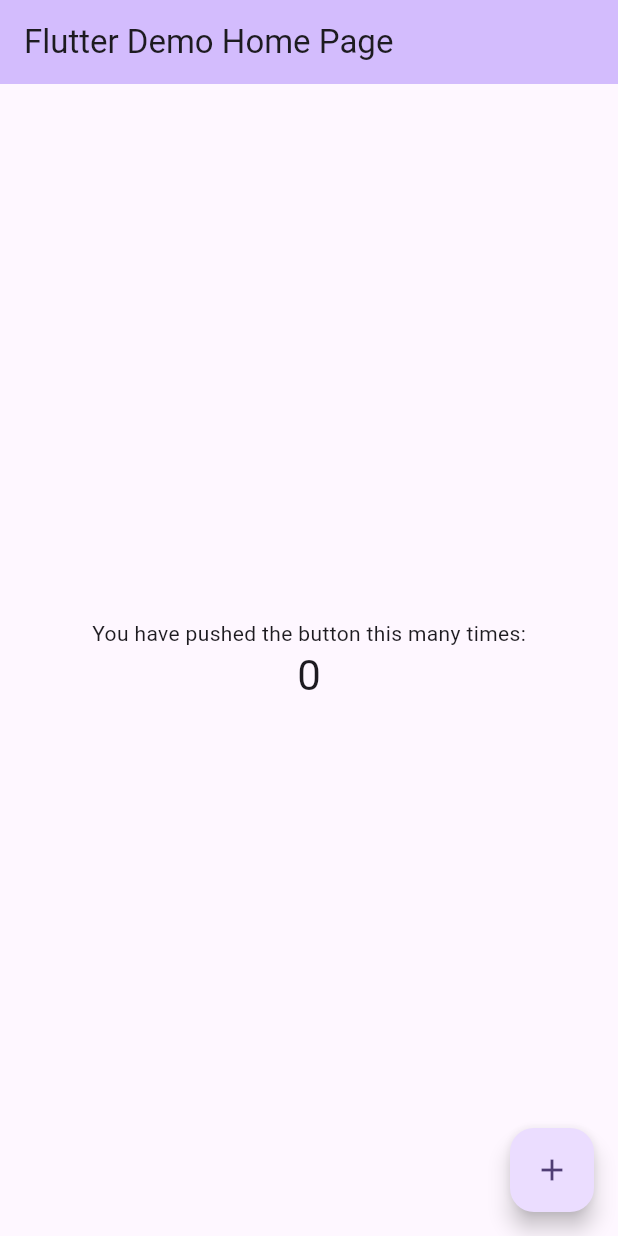
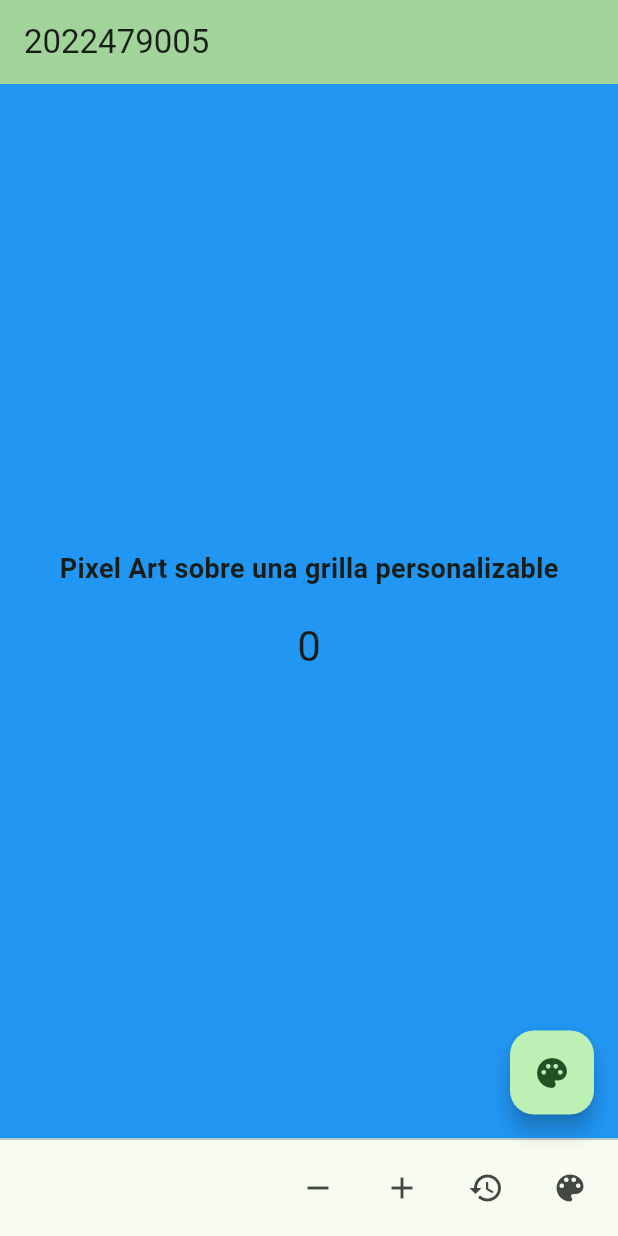
Before and after one commit to Infinite2003/3479A321_2022479005, a Flutter app: the screen it shows after launch, on a phone screen of 412 x 824 dp. Run offline on Flutter 3.47's test engine with Material 3 defaults, Android fonts, the phone set to English and light mode, and no system bars.

Commit message:
Version con funciones solicitadas

```diff
--- a/lib/main.dart
+++ b/lib/main.dart
@@ -11,41 +11,19 @@ class MyApp extends StatelessWidget {
   @override
   Widget build(BuildContext context) {
     return MaterialApp(
-      title: 'Flutter Demo',
+      title: 'Flutter Taller 2',
       theme: ThemeData(
-        // This is the theme of your application.
-        //
-        // TRY THIS: Try running your application with "flutter run". You'll see
-        // the application has a purple toolbar. Then, without quitting the app,
-        // try changing the seedColor in the colorScheme below to Colors.green
-        // and then invoke "hot reload" (save your changes or press the "hot
-        // reload" button in a Flutter-supported IDE, or press "r" if you used
-        // the command line to start the app).
-        //
-        // Notice that the counter didn't reset back to zero; the application
-        // state is not lost during the reload. To reset the state, use hot
-        // restart instead.
-        //
-        // This works for code too, not just values: Most code changes can be
-        // tested with just a hot reload.
-        colorScheme: ColorScheme.fromSeed(seedColor: Colors.deepPurple),
+        //Cambio de color principal al tema
+        colorScheme: ColorScheme.fromSeed(seedColor: Colors.green),
       ),
-      home: const MyHomePage(title: 'Flutter Demo Home Page'),
+      //Cambie el titulo por mi numero de matricula
+      home: const MyHomePage(title: '2022479005'),
     );
   }
 }
 
 class MyHomePage extends StatefulWidget {
   const MyHomePage({super.key, required this.title});
-
-  // This widget is the home page of your application. It is stateful, meaning
-  // that it has a State object (defined below) that contains fields that affect
-  // how it looks.
-
-  // This class is the configuration for the state. It holds the values (in this
-  // case the title) provided by the parent (in this case the App widget) and
-  // used by the build method of the State. Fields in a Widget subclass are
-  // always marked "final".
 
   final String title;
 
@@ -55,56 +33,74 @@ class MyHomePage extends StatefulWidget {
 
 class _MyHomePageState extends State<MyHomePage> {
   int _counter = 0;
+  final int _defaultValue = 0;
+  Color _customeColor = Colors.blue;
 
+  //Sumar
   void _incrementCounter() {
     setState(() {
-      // This call to setState tells the Flutter framework that something has
-      // changed in this State, which causes it to rerun the build method below
-      // so that the display can reflect the updated values. If we changed
-      // _counter without calling setState(), then the build method would not be
-      // called again, and so nothing would appear to happen.
+
       _counter++;
     });
   }
 
+  //Restar
+  void _decrementCounter(){
+
+    setState(() {
+
+      _counter--;
+    });
+  }
+
+  //Restaurar
+  void _resetCounter(){
+
+    setState(() {
+
+      _counter = _defaultValue;
+    });
+  }
+
+  //Cambiar Color
+  void _changeColor(){
+
+    setState(() {
+      _customeColor = _customeColor == Colors.blue ? Colors.red : Colors.blue;
+    });
+  }
+
+  //Botones
+  List<Widget> _buildFooterButtons(){
+
+    return[
+      IconButton(onPressed: _decrementCounter, icon: const Icon(Icons.remove)),
+      IconButton(onPressed: _incrementCounter, icon: const Icon(Icons.add)),
+      IconButton(onPressed: _resetCounter, icon: const Icon(Icons.restore)),
+      IconButton(onPressed: _changeColor, icon: const Icon(Icons.color_lens))
+    ];
+  }
+
   @override
   Widget build(BuildContext context) {
-    // This method is rerun every time setState is called, for instance as done
-    // by the _incrementCounter method above.
-    //
-    // The Flutter framework has been optimized to make rerunning build methods
-    // fast, so that you can just rebuild anything that needs updating rather
-    // than having to individually change instances of widgets.
+
     return Scaffold(
       appBar: AppBar(
-        // TRY THIS: Try changing the color here to a specific color (to
-        // Colors.amber, perhaps?) and trigger a hot reload to see the AppBar
-        // change color while the other colors stay the same.
         backgroundColor: Theme.of(context).colorScheme.inversePrimary,
-        // Here we take the value from the MyHomePage object that was created by
-        // the App.build method, and use it to set our appbar title.
         title: Text(widget.title),
       ),
-      body: Center(
-        // Center is a layout widget. It takes a single child and positions it
-        // in the middle of the parent.
+      body: Container(
+        color: _customeColor, // Fondo dinámico según _customColor
+        child: Center(
           child: Column(
-          // Column is also a layout widget. It takes a list of children and
-          // arranges them vertically. By default, it sizes itself to fit its
-          // children horizontally, and tries to be as tall as its parent.
-          //
-          // Column has various properties to control how it sizes itself and
-          // how it positions its children. Here we use mainAxisAlignment to
-          // center the children vertically; the main axis here is the vertical
-          // axis because Columns are vertical (the cross axis would be
-          // horizontal).
-          //
-          // TRY THIS: Invoke "debug painting" (choose the "Toggle Debug Paint"
-          // action in the IDE, or press "p" in the console), to see the
-          // wireframe for each widget.
             mainAxisAlignment: MainAxisAlignment.center,
             children: <Widget>[
-            const Text('You have pushed the button this many times:'),
+              // Texto cambiado a español
+              const Text(
+                'Pixel Art sobre una grilla personalizable',
+                style: TextStyle(fontSize: 18, fontWeight: FontWeight.bold),
+              ),
+              const SizedBox(height: 20),
               Text(
                 '$_counter',
                 style: Theme.of(context).textTheme.headlineMedium,
@@ -112,11 +108,14 @@ class _MyHomePageState extends State<MyHomePage> {
             ],
           ),
         ),
+      ),
       floatingActionButton: FloatingActionButton(
         onPressed: _incrementCounter,
-        tooltip: 'Increment',
-        child: const Icon(Icons.add),
-      ), // This trailing comma makes auto-formatting nicer for build methods.
+        // Ícono cambiado a uno de arte/pintura
+        child: const Icon(Icons.palette),
+      ),
+      // Botones persistentes en el pie de pantalla
+      persistentFooterButtons: _buildFooterButtons(),
     );
   }
 }
```
Lines whose indentation alone changed are shown as unchanged.
